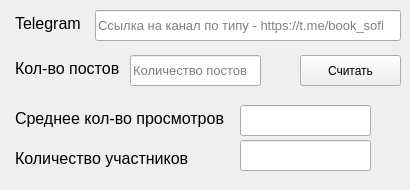
First picture: the form in templates/telegramParser.ui, repository camr0d/parseRes, before the edit.
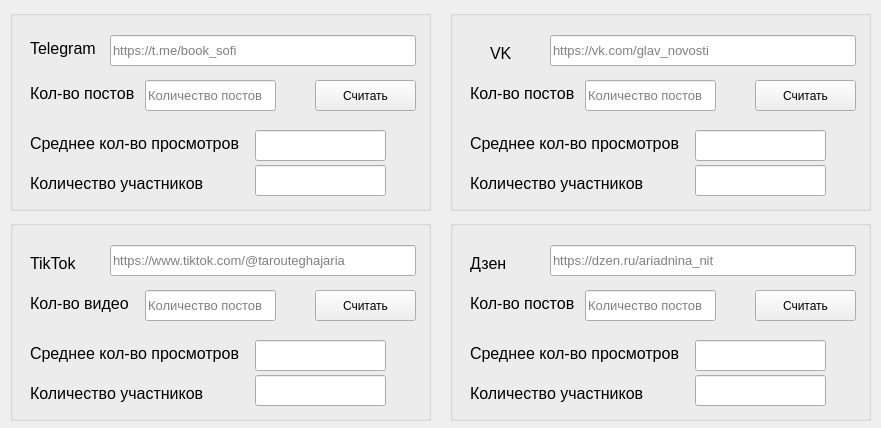
Second picture: the form after the edit.

Commit message: Updt interface

Patch:
```diff
--- a/templates/telegramParser.ui
+++ b/templates/telegramParser.ui
@@ -9,8 +9,8 @@
    <rect>
     <x>0</x>
     <y>0</y>
-    <width>410</width>
-    <height>190</height>
+    <width>881</width>
+    <height>428</height>
    </rect>
   </property>
   <property name="sizePolicy">
@@ -21,14 +21,14 @@
   </property>
   <property name="minimumSize">
    <size>
-    <width>410</width>
-    <height>190</height>
+    <width>881</width>
+    <height>428</height>
    </size>
   </property>
   <property name="maximumSize">
    <size>
-    <width>410</width>
-    <height>190</height>
+    <width>881</width>
+    <height>428</height>
    </size>
   </property>
   <property name="acceptDrops">
@@ -44,12 +44,24 @@
    <enum>QTabWidget::Rounded</enum>
   </property>
   <widget class="QWidget" name="centralwidget">
-   <widget class="QLineEdit" name="linkTelegram">
+   <widget class="QGroupBox" name="groupBox">
     <property name="geometry">
      <rect>
-      <x>95</x>
+      <x>10</x>
       <y>10</y>
-      <width>306</width>
+      <width>421</width>
+      <height>201</height>
+     </rect>
+    </property>
+    <property name="title">
+     <string/>
+    </property>
+    <widget class="QLineEdit" name="le_countMessage">
+     <property name="geometry">
+      <rect>
+       <x>135</x>
+       <y>70</y>
+       <width>131</width>
       <height>31</height>
      </rect>
     </property>
@@ -62,14 +74,45 @@
      <string/>
     </property>
     <property name="placeholderText">
-     <string>Ссылка на канал по типу - https://t.me/book_sofi</string>
+      <string>Количество постов</string>
+     </property>
+    </widget>
+    <widget class="QPushButton" name="pushButton">
+     <property name="geometry">
+      <rect>
+       <x>305</x>
+       <y>70</y>
+       <width>101</width>
+       <height>31</height>
+      </rect>
+     </property>
+     <property name="text">
+      <string>Считать</string>
+     </property>
+    </widget>
+    <widget class="QLabel" name="label_4">
+     <property name="geometry">
+      <rect>
+       <x>20</x>
+       <y>160</y>
+       <width>211</width>
+       <height>26</height>
+      </rect>
+     </property>
+     <property name="font">
+      <font>
+       <pointsize>12</pointsize>
+      </font>
+     </property>
+     <property name="text">
+      <string>Количество участников</string>
     </property>
    </widget>
    <widget class="QLabel" name="label">
     <property name="geometry">
      <rect>
-      <x>15</x>
-      <y>10</y>
+       <x>20</x>
+       <y>25</y>
       <width>76</width>
       <height>26</height>
      </rect>
@@ -86,8 +129,8 @@
    <widget class="QLabel" name="label_2">
     <property name="geometry">
      <rect>
-      <x>15</x>
-      <y>55</y>
+       <x>20</x>
+       <y>70</y>
       <width>106</width>
       <height>26</height>
      </rect>
@@ -101,11 +144,11 @@
      <string>Кол-во постов</string>
     </property>
    </widget>
-   <widget class="QLineEdit" name="le_countMessage">
+    <widget class="QLineEdit" name="le_countUser">
     <property name="geometry">
      <rect>
-      <x>130</x>
-      <y>55</y>
+       <x>245</x>
+       <y>155</y>
       <width>131</width>
       <height>31</height>
      </rect>
@@ -119,14 +162,35 @@
      <string/>
     </property>
     <property name="placeholderText">
-     <string>Количество постов</string>
+      <string/>
+     </property>
+    </widget>
+    <widget class="QLineEdit" name="linkTelegram">
+     <property name="geometry">
+      <rect>
+       <x>100</x>
+       <y>25</y>
+       <width>306</width>
+       <height>31</height>
+      </rect>
+     </property>
+     <property name="font">
+      <font>
+       <pointsize>10</pointsize>
+      </font>
+     </property>
+     <property name="text">
+      <string/>
+     </property>
+     <property name="placeholderText">
+      <string>https://t.me/book_sofi</string>
     </property>
    </widget>
    <widget class="QLabel" name="label_3">
     <property name="geometry">
      <rect>
-      <x>15</x>
-      <y>105</y>
+       <x>20</x>
+       <y>120</y>
       <width>211</width>
       <height>26</height>
      </rect>
@@ -140,42 +204,11 @@
      <string>Среднее кол-во просмотров</string>
     </property>
    </widget>
-   <widget class="QLabel" name="label_4">
-    <property name="geometry">
-     <rect>
-      <x>15</x>
-      <y>145</y>
-      <width>211</width>
-      <height>26</height>
-     </rect>
-    </property>
-    <property name="font">
-     <font>
-      <pointsize>12</pointsize>
-     </font>
-    </property>
-    <property name="text">
-     <string>Количество участников</string>
-    </property>
-   </widget>
-   <widget class="QPushButton" name="pushButton">
-    <property name="geometry">
-     <rect>
-      <x>300</x>
-      <y>55</y>
-      <width>101</width>
-      <height>31</height>
-     </rect>
-    </property>
-    <property name="text">
-     <string>Считать</string>
-    </property>
-   </widget>
    <widget class="QLineEdit" name="le_aberageView">
     <property name="geometry">
      <rect>
-      <x>240</x>
-      <y>105</y>
+       <x>245</x>
+       <y>120</y>
       <width>131</width>
       <height>31</height>
      </rect>
@@ -192,11 +225,24 @@
      <string/>
     </property>
    </widget>
-   <widget class="QLineEdit" name="le_countUser">
+   </widget>
+   <widget class="QGroupBox" name="groupBox_2">
     <property name="geometry">
      <rect>
-      <x>240</x>
-      <y>140</y>
+      <x>450</x>
+      <y>10</y>
+      <width>421</width>
+      <height>201</height>
+     </rect>
+    </property>
+    <property name="title">
+     <string/>
+    </property>
+    <widget class="QLineEdit" name="le_countMessageVK">
+     <property name="geometry">
+      <rect>
+       <x>135</x>
+       <y>70</y>
       <width>131</width>
       <height>31</height>
      </rect>
@@ -210,8 +256,521 @@
      <string/>
     </property>
     <property name="placeholderText">
+      <string>Количество постов</string>
+     </property>
+    </widget>
+    <widget class="QPushButton" name="pushButtonVK">
+     <property name="geometry">
+      <rect>
+       <x>305</x>
+       <y>70</y>
+       <width>101</width>
+       <height>31</height>
+      </rect>
+     </property>
+     <property name="text">
+      <string>Считать</string>
+     </property>
+    </widget>
+    <widget class="QLabel" name="label_5">
+     <property name="geometry">
+      <rect>
+       <x>20</x>
+       <y>160</y>
+       <width>211</width>
+       <height>26</height>
+      </rect>
+     </property>
+     <property name="font">
+      <font>
+       <pointsize>12</pointsize>
+      </font>
+     </property>
+     <property name="text">
+      <string>Количество участников</string>
+     </property>
+    </widget>
+    <widget class="QLabel" name="label_6">
+     <property name="geometry">
+      <rect>
+       <x>40</x>
+       <y>30</y>
+       <width>31</width>
+       <height>26</height>
+      </rect>
+     </property>
+     <property name="font">
+      <font>
+       <pointsize>12</pointsize>
+      </font>
+     </property>
+     <property name="text">
+      <string>VK</string>
+     </property>
+    </widget>
+    <widget class="QLabel" name="label_7">
+     <property name="geometry">
+      <rect>
+       <x>20</x>
+       <y>70</y>
+       <width>106</width>
+       <height>26</height>
+      </rect>
+     </property>
+     <property name="font">
+      <font>
+       <pointsize>12</pointsize>
+      </font>
+     </property>
+     <property name="text">
+      <string>Кол-во постов</string>
+     </property>
+    </widget>
+    <widget class="QLineEdit" name="le_countUserVK">
+     <property name="geometry">
+      <rect>
+       <x>245</x>
+       <y>155</y>
+       <width>131</width>
+       <height>31</height>
+      </rect>
+     </property>
+     <property name="font">
+      <font>
+       <pointsize>10</pointsize>
+      </font>
+     </property>
+     <property name="text">
      <string/>
     </property>
+     <property name="placeholderText">
+      <string/>
+     </property>
+    </widget>
+    <widget class="QLineEdit" name="linkVK">
+     <property name="geometry">
+      <rect>
+       <x>100</x>
+       <y>25</y>
+       <width>306</width>
+       <height>31</height>
+      </rect>
+     </property>
+     <property name="font">
+      <font>
+       <pointsize>10</pointsize>
+      </font>
+     </property>
+     <property name="text">
+      <string/>
+     </property>
+     <property name="placeholderText">
+      <string>https://vk.com/glav_novosti</string>
+     </property>
+    </widget>
+    <widget class="QLabel" name="label_8">
+     <property name="geometry">
+      <rect>
+       <x>20</x>
+       <y>120</y>
+       <width>211</width>
+       <height>26</height>
+      </rect>
+     </property>
+     <property name="font">
+      <font>
+       <pointsize>12</pointsize>
+      </font>
+     </property>
+     <property name="text">
+      <string>Среднее кол-во просмотров</string>
+     </property>
+    </widget>
+    <widget class="QLineEdit" name="le_aberageViewVK">
+     <property name="geometry">
+      <rect>
+       <x>245</x>
+       <y>120</y>
+       <width>131</width>
+       <height>31</height>
+      </rect>
+     </property>
+     <property name="font">
+      <font>
+       <pointsize>10</pointsize>
+      </font>
+     </property>
+     <property name="text">
+      <string/>
+     </property>
+     <property name="placeholderText">
+      <string/>
+     </property>
+    </widget>
+   </widget>
+   <widget class="QGroupBox" name="groupBox_3">
+    <property name="geometry">
+     <rect>
+      <x>10</x>
+      <y>220</y>
+      <width>421</width>
+      <height>201</height>
+     </rect>
+    </property>
+    <property name="title">
+     <string/>
+    </property>
+    <widget class="QLineEdit" name="le_countMessageTikTok">
+     <property name="geometry">
+      <rect>
+       <x>135</x>
+       <y>70</y>
+       <width>131</width>
+       <height>31</height>
+      </rect>
+     </property>
+     <property name="font">
+      <font>
+       <pointsize>10</pointsize>
+      </font>
+     </property>
+     <property name="text">
+      <string/>
+     </property>
+     <property name="placeholderText">
+      <string>Количество постов</string>
+     </property>
+    </widget>
+    <widget class="QPushButton" name="pushButtonTikTok">
+     <property name="geometry">
+      <rect>
+       <x>305</x>
+       <y>70</y>
+       <width>101</width>
+       <height>31</height>
+      </rect>
+     </property>
+     <property name="text">
+      <string>Считать</string>
+     </property>
+    </widget>
+    <widget class="QLabel" name="label_9">
+     <property name="geometry">
+      <rect>
+       <x>20</x>
+       <y>160</y>
+       <width>211</width>
+       <height>26</height>
+      </rect>
+     </property>
+     <property name="font">
+      <font>
+       <pointsize>12</pointsize>
+      </font>
+     </property>
+     <property name="text">
+      <string>Количество участников</string>
+     </property>
+    </widget>
+    <widget class="QLabel" name="label_10">
+     <property name="geometry">
+      <rect>
+       <x>20</x>
+       <y>30</y>
+       <width>51</width>
+       <height>26</height>
+      </rect>
+     </property>
+     <property name="font">
+      <font>
+       <pointsize>12</pointsize>
+      </font>
+     </property>
+     <property name="text">
+      <string>TikTok</string>
+     </property>
+    </widget>
+    <widget class="QLabel" name="label_11">
+     <property name="geometry">
+      <rect>
+       <x>20</x>
+       <y>70</y>
+       <width>106</width>
+       <height>26</height>
+      </rect>
+     </property>
+     <property name="font">
+      <font>
+       <pointsize>12</pointsize>
+      </font>
+     </property>
+     <property name="text">
+      <string>Кол-во видео</string>
+     </property>
+    </widget>
+    <widget class="QLineEdit" name="le_countUserTikTok">
+     <property name="geometry">
+      <rect>
+       <x>245</x>
+       <y>155</y>
+       <width>131</width>
+       <height>31</height>
+      </rect>
+     </property>
+     <property name="font">
+      <font>
+       <pointsize>10</pointsize>
+      </font>
+     </property>
+     <property name="text">
+      <string/>
+     </property>
+     <property name="placeholderText">
+      <string/>
+     </property>
+    </widget>
+    <widget class="QLineEdit" name="linkTikTok">
+     <property name="geometry">
+      <rect>
+       <x>100</x>
+       <y>25</y>
+       <width>306</width>
+       <height>31</height>
+      </rect>
+     </property>
+     <property name="font">
+      <font>
+       <pointsize>10</pointsize>
+      </font>
+     </property>
+     <property name="text">
+      <string/>
+     </property>
+     <property name="placeholderText">
+      <string>https://www.tiktok.com/@tarouteghajaria</string>
+     </property>
+    </widget>
+    <widget class="QLabel" name="label_12">
+     <property name="geometry">
+      <rect>
+       <x>20</x>
+       <y>120</y>
+       <width>211</width>
+       <height>26</height>
+      </rect>
+     </property>
+     <property name="font">
+      <font>
+       <pointsize>12</pointsize>
+      </font>
+     </property>
+     <property name="text">
+      <string>Среднее кол-во просмотров</string>
+     </property>
+    </widget>
+    <widget class="QLineEdit" name="le_aberageViewTikTok">
+     <property name="geometry">
+      <rect>
+       <x>245</x>
+       <y>120</y>
+       <width>131</width>
+       <height>31</height>
+      </rect>
+     </property>
+     <property name="font">
+      <font>
+       <pointsize>10</pointsize>
+      </font>
+     </property>
+     <property name="text">
+      <string/>
+     </property>
+     <property name="placeholderText">
+      <string/>
+     </property>
+    </widget>
+   </widget>
+   <widget class="QGroupBox" name="groupBox_4">
+    <property name="geometry">
+     <rect>
+      <x>450</x>
+      <y>220</y>
+      <width>421</width>
+      <height>201</height>
+     </rect>
+    </property>
+    <property name="title">
+     <string/>
+    </property>
+    <widget class="QLineEdit" name="le_countMessageDzen">
+     <property name="geometry">
+      <rect>
+       <x>135</x>
+       <y>70</y>
+       <width>131</width>
+       <height>31</height>
+      </rect>
+     </property>
+     <property name="font">
+      <font>
+       <pointsize>10</pointsize>
+      </font>
+     </property>
+     <property name="text">
+      <string/>
+     </property>
+     <property name="placeholderText">
+      <string>Количество постов</string>
+     </property>
+    </widget>
+    <widget class="QPushButton" name="pushButtonDzen">
+     <property name="geometry">
+      <rect>
+       <x>305</x>
+       <y>70</y>
+       <width>101</width>
+       <height>31</height>
+      </rect>
+     </property>
+     <property name="text">
+      <string>Считать</string>
+     </property>
+    </widget>
+    <widget class="QLabel" name="label_13">
+     <property name="geometry">
+      <rect>
+       <x>20</x>
+       <y>160</y>
+       <width>211</width>
+       <height>26</height>
+      </rect>
+     </property>
+     <property name="font">
+      <font>
+       <pointsize>12</pointsize>
+      </font>
+     </property>
+     <property name="text">
+      <string>Количество участников</string>
+     </property>
+    </widget>
+    <widget class="QLabel" name="label_14">
+     <property name="geometry">
+      <rect>
+       <x>20</x>
+       <y>30</y>
+       <width>51</width>
+       <height>26</height>
+      </rect>
+     </property>
+     <property name="font">
+      <font>
+       <pointsize>12</pointsize>
+      </font>
+     </property>
+     <property name="text">
+      <string>Дзен</string>
+     </property>
+    </widget>
+    <widget class="QLabel" name="label_15">
+     <property name="geometry">
+      <rect>
+       <x>20</x>
+       <y>70</y>
+       <width>106</width>
+       <height>26</height>
+      </rect>
+     </property>
+     <property name="font">
+      <font>
+       <pointsize>12</pointsize>
+      </font>
+     </property>
+     <property name="text">
+      <string>Кол-во постов</string>
+     </property>
+    </widget>
+    <widget class="QLineEdit" name="le_countUserDzen">
+     <property name="geometry">
+      <rect>
+       <x>245</x>
+       <y>155</y>
+       <width>131</width>
+       <height>31</height>
+      </rect>
+     </property>
+     <property name="font">
+      <font>
+       <pointsize>10</pointsize>
+      </font>
+     </property>
+     <property name="text">
+      <string/>
+     </property>
+     <property name="placeholderText">
+      <string/>
+     </property>
+    </widget>
+    <widget class="QLineEdit" name="linkDzen">
+     <property name="geometry">
+      <rect>
+       <x>100</x>
+       <y>25</y>
+       <width>306</width>
+       <height>31</height>
+      </rect>
+     </property>
+     <property name="font">
+      <font>
+       <pointsize>10</pointsize>
+      </font>
+     </property>
+     <property name="text">
+      <string/>
+     </property>
+     <property name="placeholderText">
+      <string>https://dzen.ru/ariadnina_nit</string>
+     </property>
+    </widget>
+    <widget class="QLabel" name="label_16">
+     <property name="geometry">
+      <rect>
+       <x>20</x>
+       <y>120</y>
+       <width>211</width>
+       <height>26</height>
+      </rect>
+     </property>
+     <property name="font">
+      <font>
+       <pointsize>12</pointsize>
+      </font>
+     </property>
+     <property name="text">
+      <string>Среднее кол-во просмотров</string>
+     </property>
+    </widget>
+    <widget class="QLineEdit" name="le_aberageViewDzen">
+     <property name="geometry">
+      <rect>
+       <x>245</x>
+       <y>120</y>
+       <width>131</width>
+       <height>31</height>
+      </rect>
+     </property>
+     <property name="font">
+      <font>
+       <pointsize>10</pointsize>
+      </font>
+     </property>
+     <property name="text">
+      <string/>
+     </property>
+     <property name="placeholderText">
+      <string/>
+     </property>
+    </widget>
    </widget>
   </widget>
  </widget>
```
Lines whose indentation alone changed are shown as unchanged. The commit also changes 2 other files.
